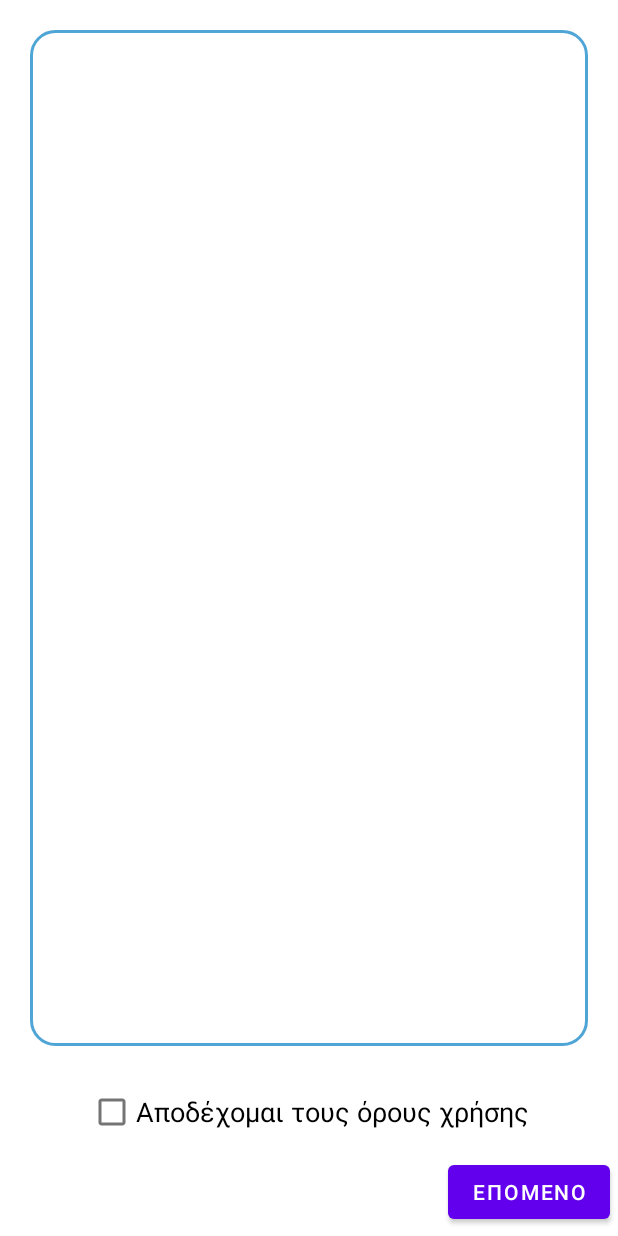
After one commit to Tzelalis/CoronoSMS, an Android app: the layout privacy_policy_layout.xml on its own in the app's theme, with its tools: preview values and no code run, on a phone screen of 412 x 824 dp. The commit adds this screen. Run offline under Robolectric (Android 15) with nearby library versions, the phone set to English and light mode, and no system bars.

Commit message:
Create privacy policy layout

```diff
--- a/app/build.gradle
+++ b/app/build.gradle
@@ -7,7 +7,7 @@ android {
         applicationId "com.SuncityDevs.covid19sms"
         minSdkVersion 21
         targetSdkVersion 29
-        versionCode 2
+        versionCode 3
         versionName "1.0"
         testInstrumentationRunner "androidx.test.runner.AndroidJUnitRunner"
     }
--- /dev/null
+++ b/app/src/main/res/layout/privacy_policy_layout.xml
@@ -0,0 +1,45 @@
+<?xml version="1.0" encoding="utf-8"?>
+<RelativeLayout xmlns:android="http://schemas.android.com/apk/res/android"
+    android:layout_width="match_parent"
+    android:layout_height="match_parent">
+
+    <ScrollView
+        android:layout_width="match_parent"
+        android:layout_height="match_parent"
+        android:layout_above="@id/checkBox"
+        android:layout_margin="20dp"
+        android:background="@drawable/border">
+
+        <LinearLayout
+            android:layout_width="match_parent"
+            android:layout_height="wrap_content"
+            android:orientation="vertical" >
+
+            <TextView
+                android:layout_width="match_parent"
+                android:layout_height="match_parent" />
+        </LinearLayout>
+    </ScrollView>
+
+    <CheckBox
+        android:id="@+id/checkBox"
+        android:layout_width="wrap_content"
+        android:layout_height="wrap_content"
+        android:layout_above="@id/privacy_policy_button"
+        android:layout_centerHorizontal="true"
+        style="@style/text_items_style"
+        android:text="@string/privacy_policy_checkbox" />
+
+    <Button
+        android:id="@+id/privacy_policy_button"
+        android:layout_width="wrap_content"
+        android:layout_height="wrap_content"
+        android:layout_alignParentEnd="true"
+        android:layout_alignParentBottom="true"
+        android:layout_margin="5dp"
+        android:layout_marginStart="5dp"
+        android:layout_marginTop="5dp"
+        android:layout_marginEnd="5dp"
+        android:layout_marginBottom="0dp"
+        android:text="@string/privacy_policy_button" />
+</RelativeLayout>
--- a/app/src/main/res/values/strings.xml
+++ b/app/src/main/res/values/strings.xml
@@ -39,4 +39,12 @@
     <string name="special_thanks_title">Special Thanks</string>
     <string name="contact_info_title">Contact Info</string>
     <string name="info_title">CoronoSMS</string>
+    <string name="flat_icon_site">flaticon.com</string>
+    <string name="privacy_policy_link">tzelalis.github.io/CoronoSMS/</string>
+<!--    <string name="privacy_policy_link"><a href='https://tzelalis.github.io/CoronoSMS/'>Pricacy Policy</a></string>-->
+
+<!--privacy policy dialog strings    -->
+    <string name="privacy_policy_checkbox">Αποδέχομαι τους όρους χρήσης</string>
+    <string name="privacy_policy_button">Επομενο</string>
+    <string name="privacy_policy_string"></string>
 </resources>
```
Also changed, not shown: app/src/main/java/com/SuncityDevs/covid19sms/MainActivity.java (+13 -1 lines), app/src/main/java/com/SuncityDevs/covid19sms/Tutorial.java (+129 -2 lines), app/src/main/res/layout/info_layout.xml (+15 -5 lines).
